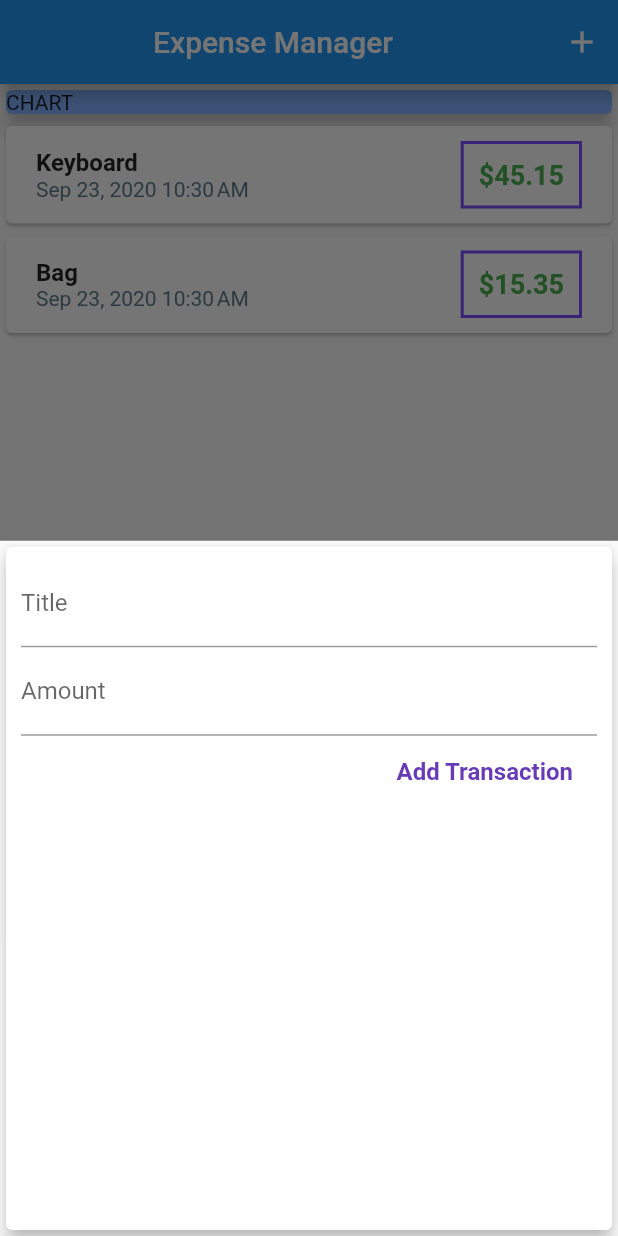
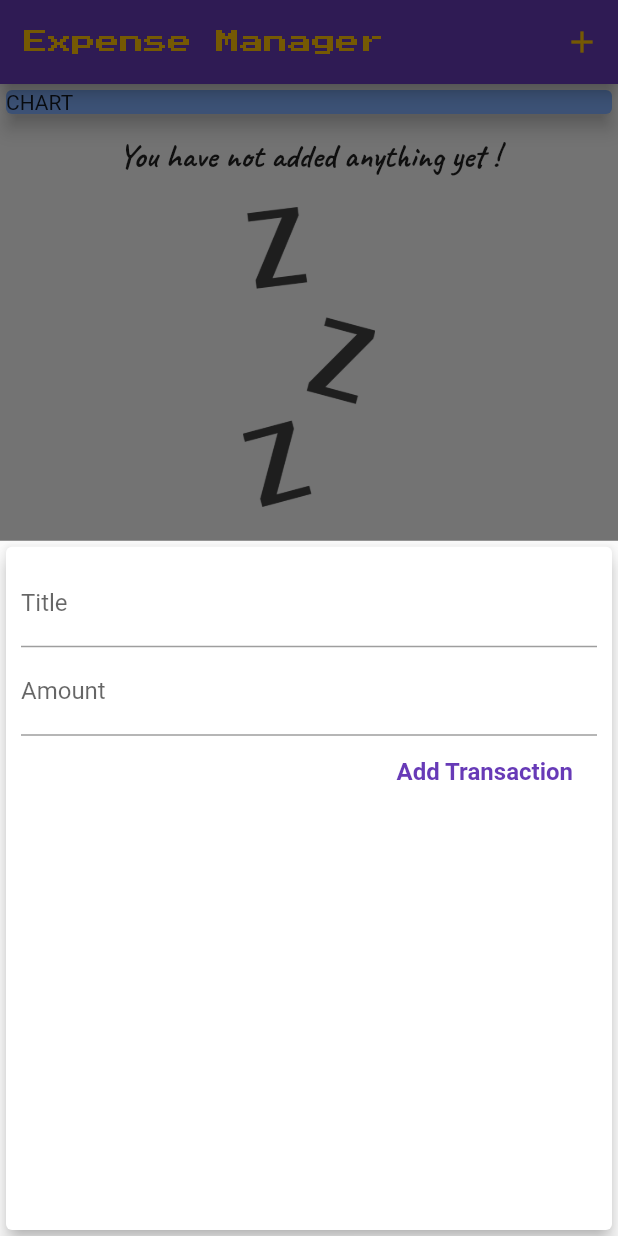
Before and after one commit to rdtank/expense_planner, a Flutter app: the screen it shows after launch, after a tap on the "add" icon, on a phone screen of 412 x 824 dp. Run offline on Flutter 3.47's test engine with Material 2 defaults, Android fonts, the phone set to English and light mode, and no system bars.

Commit message:
added theme

```diff
--- a/lib/Widget/new_transaction.dart
+++ b/lib/Widget/new_transaction.dart
@@ -1,11 +1,18 @@
 import 'package:flutter/material.dart';
 
-class NewTransaction extends StatelessWidget {
+class NewTransaction extends StatefulWidget {
   final Function addTxHandller;
-  final titleController = TextEditingController();
-  final amountController = TextEditingController();
 
   NewTransaction(this.addTxHandller);
+
+  @override
+  _NewTransactionState createState() => _NewTransactionState();
+}
+
+class _NewTransactionState extends State<NewTransaction> {
+  final titleController = TextEditingController();
+
+  final amountController = TextEditingController();
 
   void submitData() {
     final enteredTitle = titleController.text;
@@ -15,10 +22,11 @@ class NewTransaction extends StatelessWidget {
       return;
     }
 
-    addTxHandller(
+    widget.addTxHandller(
       enteredTitle,
       enteredAmount,
     );
+    Navigator.of(context).pop();
   }
 
   @override
--- a/lib/Widget/transaction_list.dart
+++ b/lib/Widget/transaction_list.dart
@@ -12,7 +12,33 @@ class TransactionList extends StatelessWidget {
     return Container(
       width: double.infinity,
       height: 300,
-      child: ListView.builder(
+      child: userTransaction.isEmpty
+          ? Column(
+              children: [
+                SizedBox(
+                  height: 10.0,
+                ),
+                Text(
+                  "You have not added anything yet !",
+                  style: TextStyle(
+                    fontWeight: FontWeight.bold,
+                    fontSize: 22.0,
+                    fontFamily: 'Caveat',
+                  ),
+                ),
+                SizedBox(
+                  height: 20.0,
+                ),
+                Container(
+                  height: 200,
+                  child: Image.asset(
+                    'assets/images/empty.png',
+                    fit: BoxFit.cover,
+                  ),
+                )
+              ],
+            )
+          : ListView.builder(
               itemBuilder: (ctx, index) {
                 return Card(
                   child: Row(
@@ -29,8 +55,11 @@ class TransactionList extends StatelessWidget {
                             Text(
                               userTransaction[index].title,
                               style: TextStyle(
-                          fontSize: 16.0,
-                          fontWeight: FontWeight.w600,
+                                color: Theme.of(context).primaryColorDark,
+                                fontSize: 18.0,
+                                fontWeight: FontWeight.bold,
+                                fontFamily: 'Architects Daughter',
+                                letterSpacing: 1.5,
                               ),
                             ),
                             Text(
@@ -38,8 +67,9 @@ class TransactionList extends StatelessWidget {
                                   .add_jm()
                                   .format(userTransaction[index].date),
                               style: TextStyle(
-                          fontSize: 14.0,
-                          color: Colors.blueGrey,
+                                fontSize: 17.0,
+                                fontFamily: 'Cookie',
+                                color: Theme.of(context).primaryColor,
                               ),
                             ),
                           ],
@@ -54,14 +84,16 @@ class TransactionList extends StatelessWidget {
                         child: Text(
                           '\$${userTransaction[index].amount.toStringAsFixed(2)}',
                           style: TextStyle(
-                      color: Colors.green,
+                            color: Theme.of(context).primaryColor,
                             fontSize: 18.0,
                             fontWeight: FontWeight.w700,
+                            // fontFamily: 'Architects Daughter',
+                            // letterSpacing: 1.5,
                           ),
                         ),
                         decoration: BoxDecoration(
                           border: Border.all(
-                      color: Colors.deepPurpleAccent,
+                            color: Theme.of(context).primaryColor,
                             width: 2.0,
                           ),
                         ),
--- a/lib/main.dart
+++ b/lib/main.dart
@@ -12,6 +12,11 @@ class MyApp extends StatelessWidget {
     return MaterialApp(
       debugShowCheckedModeBanner: false,
       title: 'Expence Manager',
+      theme: ThemeData(
+        primarySwatch: Colors.deepPurple,
+        accentColor: Colors.amber,
+        // fontFamily: '',
+      ),
       home: MyHomePage(),
     );
   }
@@ -24,18 +29,18 @@ class MyHomePage extends StatefulWidget {
 
 class _MyHomePageState extends State<MyHomePage> {
   final List<Transaction> _userTransactions = [
-    Transaction(
-      id: 't1',
-      title: 'Keyboard',
-      amount: 45.15,
-      date: DateTime.now(),
-    ),
-    Transaction(
-      id: 't2',
-      title: 'Bag',
-      amount: 15.35,
-      date: DateTime.now(),
-    ),
+    // Transaction(
+    //   id: 't1',
+    //   title: 'Keyboard',
+    //   amount: 45.15,
+    //   date: DateTime.now(),
+    // ),
+    // Transaction(
+    //   id: 't2',
+    //   title: 'Bag',
+    //   amount: 15.35,
+    //   date: DateTime.now(),
+    // ),
   ];
 
   void _addTx(String txTitle, double txAmount) {
@@ -67,13 +72,17 @@ class _MyHomePageState extends State<MyHomePage> {
   Widget build(BuildContext context) {
     return Scaffold(
       appBar: AppBar(
-        title: Center(
-          child: Text(
-            'Expense Manager',
+        title: Text(
+          'Expense Manager',
+          style: TextStyle(
+            color: Theme.of(context).accentColor,
+            fontFamily: 'PressStart2P',
+            fontSize: 16.0,
           ),
         ),
         actions: [
           IconButton(
+            color: Theme.of(context).accentColor,
             icon: Icon(Icons.add),
             onPressed: () => _startNewTransaction(context),
           )
```
Also changed, not shown: pubspec.yaml (+20 -8 lines), assets/fonts/ArchitectsDaughter-Regular.ttf (added), assets/fonts/Caveat-Bold.ttf (added), assets/fonts/Caveat-Regular.ttf (added), assets/fonts/Cookie-Regular.ttf (added), assets/fonts/PressStart2P-Regular.ttf (added), assets/images/empty.png (added). Lines whose indentation alone changed are shown as unchanged.
